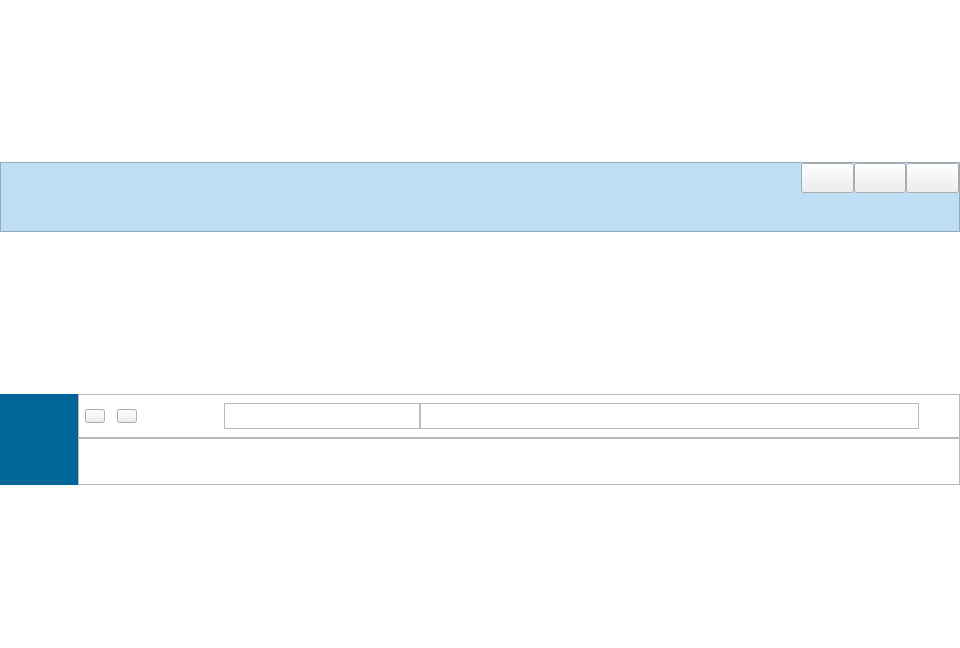
birdman1992/NetDisk, file src/NetDisk/mainwidget.ui: the form before one commit.
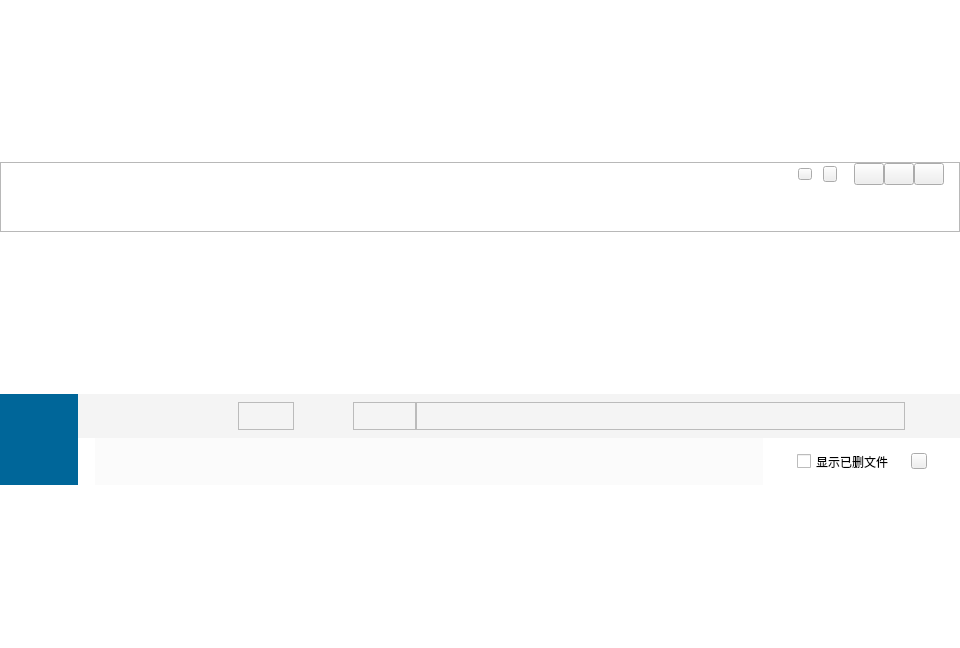
The form after the commit. Icons and pictures are not drawn.

The edit to the form file:
```diff
--- a/src/NetDisk/mainwidget.ui
+++ b/src/NetDisk/mainwidget.ui
@@ -55,7 +55,8 @@
         </size>
        </property>
        <property name="styleSheet">
-        <string notr="true">#title{background-color: rgb(190, 222, 243);
+        <string notr="true">#title{
+	border-image: url(:/imgs/title/背景图.png);
 }
 </string>
        </property>
@@ -65,12 +66,12 @@
        <property name="frameShadow">
         <enum>QFrame::Raised</enum>
        </property>
-       <layout class="QHBoxLayout" name="horizontalLayout_5" stretch="3,7,2">
+       <layout class="QHBoxLayout" name="horizontalLayout_5" stretch="160,640,165">
         <property name="spacing">
          <number>0</number>
         </property>
         <property name="leftMargin">
-         <number>8</number>
+         <number>18</number>
         </property>
         <property name="topMargin">
          <number>0</number>
@@ -82,7 +83,7 @@
          <number>0</number>
         </property>
         <item>
-         <layout class="QVBoxLayout" name="verticalLayout_4" stretch="1,3,1">
+         <layout class="QVBoxLayout" name="verticalLayout_4" stretch="10,15,10">
           <property name="spacing">
            <number>0</number>
           </property>
@@ -141,20 +142,113 @@
          </spacer>
         </item>
         <item>
-         <layout class="QVBoxLayout" name="verticalLayout_3" stretch="4,5">
+         <layout class="QVBoxLayout" name="verticalLayout_3" stretch="30,4,40,2">
+          <property name="spacing">
+           <number>0</number>
+          </property>
           <item>
-           <layout class="QHBoxLayout" name="horizontalLayout" stretch="1,1,1">
+           <layout class="QHBoxLayout" name="horizontalLayout" stretch="0,0,0,0,0,0,0,0">
             <property name="spacing">
              <number>0</number>
             </property>
+            <item>
+             <widget class="QPushButton" name="menu">
+              <property name="sizePolicy">
+               <sizepolicy hsizetype="Maximum" vsizetype="Maximum">
+                <horstretch>0</horstretch>
+                <verstretch>0</verstretch>
+               </sizepolicy>
+              </property>
+              <property name="maximumSize">
+               <size>
+                <width>14</width>
+                <height>12</height>
+               </size>
+              </property>
+              <property name="styleSheet">
+               <string notr="true">border-image: url(:/imgs/title/右上菜单.png);</string>
+              </property>
+              <property name="text">
+               <string/>
+              </property>
+             </widget>
+            </item>
+            <item>
+             <spacer name="horizontalSpacer_8">
+              <property name="orientation">
+               <enum>Qt::Horizontal</enum>
+              </property>
+              <property name="sizeType">
+               <enum>QSizePolicy::Maximum</enum>
+              </property>
+              <property name="sizeHint" stdset="0">
+               <size>
+                <width>11</width>
+                <height>20</height>
+               </size>
+              </property>
+             </spacer>
+            </item>
+            <item>
+             <widget class="QPushButton" name="warn">
+              <property name="sizePolicy">
+               <sizepolicy hsizetype="Maximum" vsizetype="Maximum">
+                <horstretch>0</horstretch>
+                <verstretch>0</verstretch>
+               </sizepolicy>
+              </property>
+              <property name="maximumSize">
+               <size>
+                <width>14</width>
+                <height>16</height>
+               </size>
+              </property>
+              <property name="styleSheet">
+               <string notr="true">border-image: url(:/imgs/title/右上消息提示.png);</string>
+              </property>
+              <property name="text">
+               <string/>
+              </property>
+             </widget>
+            </item>
+            <item>
+             <spacer name="horizontalSpacer_6">
+              <property name="orientation">
+               <enum>Qt::Horizontal</enum>
+              </property>
+              <property name="sizeType">
+               <enum>QSizePolicy::Maximum</enum>
+              </property>
+              <property name="sizeHint" stdset="0">
+               <size>
+                <width>17</width>
+                <height>20</height>
+               </size>
+              </property>
+             </spacer>
+            </item>
             <item>
              <widget class="QPushButton" name="wMin">
               <property name="sizePolicy">
-               <sizepolicy hsizetype="Preferred" vsizetype="Expanding">
+               <sizepolicy hsizetype="Maximum" vsizetype="Maximum">
                 <horstretch>0</horstretch>
                 <verstretch>0</verstretch>
                </sizepolicy>
               </property>
+              <property name="maximumSize">
+               <size>
+                <width>30</width>
+                <height>22</height>
+               </size>
+              </property>
+              <property name="styleSheet">
+               <string notr="true">#wMin{
+border-image: url(:/imgs/title/max_01.png);
+}
+#wMin:hover{
+border-image: url(:/imgs/title/max-hover_01.png);
+}</string>
+              </property>
               <property name="text">
                <string/>
               </property>
@@ -169,11 +263,25 @@
             <item>
              <widget class="QPushButton" name="wMax">
               <property name="sizePolicy">
-               <sizepolicy hsizetype="Preferred" vsizetype="Expanding">
+               <sizepolicy hsizetype="Maximum" vsizetype="Maximum">
                 <horstretch>0</horstretch>
                 <verstretch>0</verstretch>
                </sizepolicy>
               </property>
+              <property name="maximumSize">
+               <size>
+                <width>30</width>
+                <height>22</height>
+               </size>
+              </property>
+              <property name="styleSheet">
+               <string notr="true">#wMax{
+border-image: url(:/imgs/title/max_02.png);
+}
+#wMax:hover{
+border-image: url(:/imgs/title/max-hover_02.png);
+}</string>
+              </property>
               <property name="text">
                <string/>
               </property>
@@ -185,16 +293,46 @@
             <item>
              <widget class="QPushButton" name="wClose">
               <property name="sizePolicy">
-               <sizepolicy hsizetype="Preferred" vsizetype="Expanding">
+               <sizepolicy hsizetype="Maximum" vsizetype="Maximum">
                 <horstretch>0</horstretch>
                 <verstretch>0</verstretch>
                </sizepolicy>
               </property>
+              <property name="maximumSize">
+               <size>
+                <width>30</width>
+                <height>22</height>
+               </size>
+              </property>
+              <property name="styleSheet">
+               <string notr="true">#wClose{
+border-image: url(:/imgs/title/max_03.png);
+}
+#wClose:hover{
+border-image: url(:/imgs/title/max-hover_03.png);
+}</string>
+              </property>
               <property name="text">
                <string/>
               </property>
              </widget>
             </item>
+            <item>
+             <spacer name="horizontalSpacer_7">
+              <property name="orientation">
+               <enum>Qt::Horizontal</enum>
+              </property>
+              <property name="sizeType">
+               <enum>QSizePolicy::Maximum</enum>
+              </property>
+              <property name="sizeHint" stdset="0">
+               <size>
+                <width>12</width>
+                <height>20</height>
+               </size>
+              </property>
+             </spacer>
+            </item>
            </layout>
           </item>
           <item>
@@ -210,6 +348,68 @@
             </property>
            </spacer>
           </item>
+          <item>
+           <layout class="QHBoxLayout" name="horizontalLayout_2" stretch="4,9,1">
+            <property name="spacing">
+             <number>0</number>
+            </property>
+            <item>
+             <spacer name="horizontalSpacer_11">
+              <property name="orientation">
+               <enum>Qt::Horizontal</enum>
+              </property>
+              <property name="sizeHint" stdset="0">
+               <size>
+                <width>40</width>
+                <height>20</height>
+               </size>
+              </property>
+             </spacer>
+            </item>
+            <item>
+             <widget class="QLabel" name="label">
+              <property name="maximumSize">
+               <size>
+                <width>98</width>
+                <height>27</height>
+               </size>
+              </property>
+              <property name="styleSheet">
+               <string notr="true">border-image: url(:/imgs/title/传输列表.png);</string>
+              </property>
+              <property name="text">
+               <string/>
+              </property>
+             </widget>
+            </item>
+            <item>
+             <spacer name="horizontalSpacer_12">
+              <property name="orientation">
+               <enum>Qt::Horizontal</enum>
+              </property>
+              <property name="sizeHint" stdset="0">
+               <size>
+                <width>40</width>
+                <height>20</height>
+               </size>
+              </property>
+             </spacer>
+            </item>
+           </layout>
+          </item>
+          <item>
+           <spacer name="verticalSpacer_4">
+            <property name="orientation">
+             <enum>Qt::Vertical</enum>
+            </property>
+            <property name="sizeHint" stdset="0">
+             <size>
+              <width>20</width>
+              <height>40</height>
+             </size>
+            </property>
+           </spacer>
+          </item>
          </layout>
         </item>
        </layout>
@@ -325,13 +525,21 @@
            <height>44</height>
           </size>
          </property>
+         <property name="styleSheet">
+          <string notr="true">background-color: rgb(244, 244, 244);
+border:1px solid rgb(234, 234, 234);
+border-top:0px;
+border-left:0px;
+border-right:0px;
+border-bottom:1px;</string>
+         </property>
          <property name="frameShape">
           <enum>QFrame::StyledPanel</enum>
          </property>
          <property name="frameShadow">
           <enum>QFrame::Raised</enum>
          </property>
-         <layout class="QHBoxLayout" name="horizontalLayout_7" stretch="40,40,10,550,16,63,144,16,0">
+         <layout class="QHBoxLayout" name="horizontalLayout_7" stretch="8,40,5,40,15,23,450,28,17,63,135,10,16">
           <property name="spacing">
            <number>0</number>
           </property>
@@ -347,6 +555,19 @@
           <property name="bottomMargin">
            <number>8</number>
           </property>
+          <item>
+           <spacer name="horizontalSpacer_9">
+            <property name="orientation">
+             <enum>Qt::Horizontal</enum>
+            </property>
+            <property name="sizeHint" stdset="0">
+             <size>
+              <width>40</width>
+              <height>20</height>
+             </size>
+            </property>
+           </spacer>
+          </item>
           <item>
            <widget class="QPushButton" name="back">
             <property name="sizePolicy">
@@ -372,6 +593,19 @@
             </property>
            </widget>
           </item>
+          <item>
+           <spacer name="horizontalSpacer_10">
+            <property name="orientation">
+             <enum>Qt::Horizontal</enum>
+            </property>
+            <property name="sizeHint" stdset="0">
+             <size>
+              <width>40</width>
+              <height>20</height>
+             </size>
+            </property>
+           </spacer>
+          </item>
           <item>
            <widget class="QPushButton" name="forward">
             <property name="sizePolicy">
@@ -410,9 +644,61 @@
             </property>
            </spacer>
           </item>
+          <item>
+           <widget class="QLabel" name="label_3">
+            <property name="sizePolicy">
+             <sizepolicy hsizetype="Maximum" vsizetype="Preferred">
+              <horstretch>0</horstretch>
+              <verstretch>0</verstretch>
+             </sizepolicy>
+            </property>
+            <property name="maximumSize">
+             <size>
+              <width>28</width>
+              <height>28</height>
+             </size>
+            </property>
+            <property name="styleSheet">
+             <string notr="true">#label_3{
+	border:1px solid rgb(187, 187, 187);
+	border-right-width: 0px;
+	image: url(:/imgs/function/当前位置-home.png);
+}</string>
+            </property>
+            <property name="text">
+             <string/>
+            </property>
+           </widget>
+          </item>
           <item>
            <layout class="QHBoxLayout" name="pathLayout"/>
           </item>
+          <item>
+           <widget class="QPushButton" name="refresh">
+            <property name="sizePolicy">
+             <sizepolicy hsizetype="Maximum" vsizetype="Preferred">
+              <horstretch>0</horstretch>
+              <verstretch>0</verstretch>
+             </sizepolicy>
+            </property>
+            <property name="maximumSize">
+             <size>
+              <width>28</width>
+              <height>28</height>
+             </size>
+            </property>
+            <property name="styleSheet">
+             <string notr="true">#refresh{
+	border:1px solid rgb(187, 187, 187);
+	border-left-width: 0px;
+	image: url(:/imgs/function/当前位置-刷新.png);
+}</string>
+            </property>
+            <property name="text">
+             <string/>
+            </property>
+           </widget>
+          </item>
           <item>
            <spacer name="horizontalSpacer_4">
             <property name="orientation">
@@ -436,7 +722,7 @@
             </property>
             <property name="maximumSize">
              <size>
-              <width>16777215</width>
+              <width>63</width>
               <height>28</height>
              </size>
             </property>
@@ -466,7 +752,7 @@
           <item>
            <widget class="QLineEdit" name="search">
             <property name="sizePolicy">
-             <sizepolicy hsizetype="Expanding" vsizetype="Maximum">
+             <sizepolicy hsizetype="Preferred" vsizetype="Maximum">
               <horstretch>0</horstretch>
               <verstretch>0</verstretch>
              </sizepolicy>
@@ -489,14 +775,14 @@
           <item>
            <widget class="QPushButton" name="searchBtn">
             <property name="sizePolicy">
-             <sizepolicy hsizetype="Preferred" vsizetype="Maximum">
+             <sizepolicy hsizetype="Maximum" vsizetype="Preferred">
               <horstretch>0</horstretch>
               <verstretch>0</verstretch>
              </sizepolicy>
             </property>
             <property name="maximumSize">
              <size>
-              <width>16777215</width>
+              <width>25</width>
               <height>28</height>
              </size>
             </property>
@@ -535,9 +821,22 @@
         </widget>
        </item>
        <item>
-        <layout class="QHBoxLayout" name="function">
+        <layout class="QHBoxLayout" name="function" stretch="1,40,2,2,1,2,2">
+         <property name="spacing">
+          <number>0</number>
+         </property>
          <item>
-          <widget class="QFrame" name="frame_3">
+          <widget class="QLabel" name="label_2">
+           <property name="styleSheet">
+            <string notr="true"/>
+           </property>
+           <property name="text">
+            <string/>
+           </property>
+          </widget>
+         </item>
+         <item>
+          <widget class="QListWidget" name="functionList">
            <property name="sizePolicy">
             <sizepolicy hsizetype="Preferred" vsizetype="Maximum">
              <horstretch>0</horstretch>
@@ -550,14 +849,119 @@
              <height>47</height>
             </size>
            </property>
-           <property name="frameShape">
-            <enum>QFrame::StyledPanel</enum>
+           <property name="focusPolicy">
+            <enum>Qt::NoFocus</enum>
            </property>
-           <property name="frameShadow">
-            <enum>QFrame::Raised</enum>
+           <property name="styleSheet">
+            <string notr="true">QListWidget{
+border:0px solid rgb(234, 234, 234);
+background-color:rgb(251, 251, 251);
+}
+
+QListWidget::Item:hover{
+border:1px solid rgb(171, 214, 234); 
+background-color:rgb(230, 243, 252);
+}
+
+
+QListWidget::Item:selected{
+border:0px; 
+background-color:rgb(251, 251, 251);
+}
+
+</string>
            </property>
+           <property name="verticalScrollBarPolicy">
+            <enum>Qt::ScrollBarAlwaysOff</enum>
+           </property>
+           <property name="horizontalScrollBarPolicy">
+            <enum>Qt::ScrollBarAlwaysOff</enum>
+           </property>
+           <property name="flow">
+            <enum>QListView::LeftToRight</enum>
+           </property>
+           <property name="spacing">
+            <number>6</number>
+           </property>
           </widget>
          </item>
+         <item>
+          <spacer name="horizontalSpacer_5">
+           <property name="orientation">
+            <enum>Qt::Horizontal</enum>
+           </property>
+           <property name="sizeHint" stdset="0">
+            <size>
+             <width>40</width>
+             <height>20</height>
+            </size>
+           </property>
+          </spacer>
+         </item>
+         <item>
+          <widget class="QCheckBox" name="checkBox">
+           <property name="sizePolicy">
+            <sizepolicy hsizetype="Minimum" vsizetype="Preferred">
+             <horstretch>0</horstretch>
+             <verstretch>0</verstretch>
+            </sizepolicy>
+           </property>
+           <property name="styleSheet">
+            <string notr="true">font: 10pt &quot;Courier&quot;;</string>
+           </property>
+           <property name="text">
+            <string>显示已删文件</string>
+           </property>
+          </widget>
+         </item>
+         <item>
+          <spacer name="horizontalSpacer_13">
+           <property name="orientation">
+            <enum>Qt::Horizontal</enum>
+           </property>
+           <property name="sizeHint" stdset="0">
+            <size>
+             <width>40</width>
+             <height>20</height>
+            </size>
+           </property>
+          </spacer>
+         </item>
+         <item>
+          <widget class="QPushButton" name="viewCut">
+           <property name="sizePolicy">
+            <sizepolicy hsizetype="Maximum" vsizetype="Maximum">
+             <horstretch>0</horstretch>
+             <verstretch>0</verstretch>
+            </sizepolicy>
+           </property>
+           <property name="maximumSize">
+            <size>
+             <width>16</width>
+             <height>16</height>
+            </size>
+           </property>
+           <property name="styleSheet">
+            <string notr="true">border-image: url(:/imgs/function/切换缩略图.png);</string>
+           </property>
+           <property name="text">
+            <string/>
+           </property>
+          </widget>
+         </item>
+         <item>
+          <spacer name="horizontalSpacer_14">
+           <property name="orientation">
+            <enum>Qt::Horizontal</enum>
+           </property>
+           <property name="sizeHint" stdset="0">
+            <size>
+             <width>40</width>
+             <height>20</height>
+            </size>
+           </property>
+          </spacer>
+         </item>
         </layout>
        </item>
        <item>
```
Left out of the diff: 5 changed lines with no effect on the pictures.
